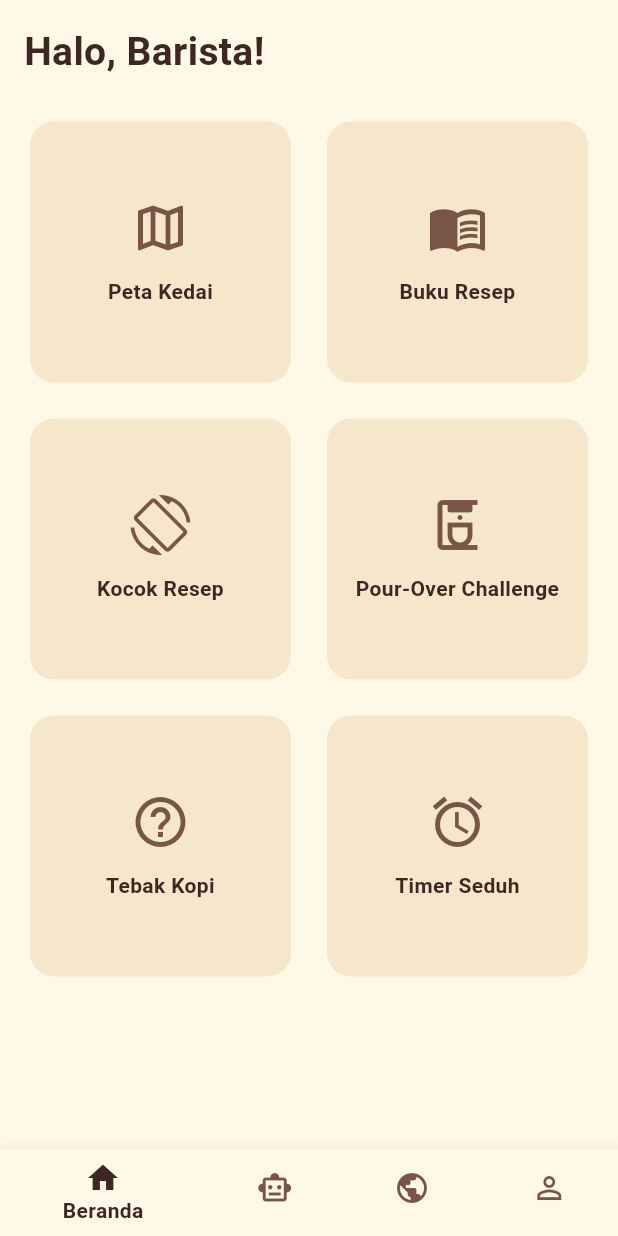
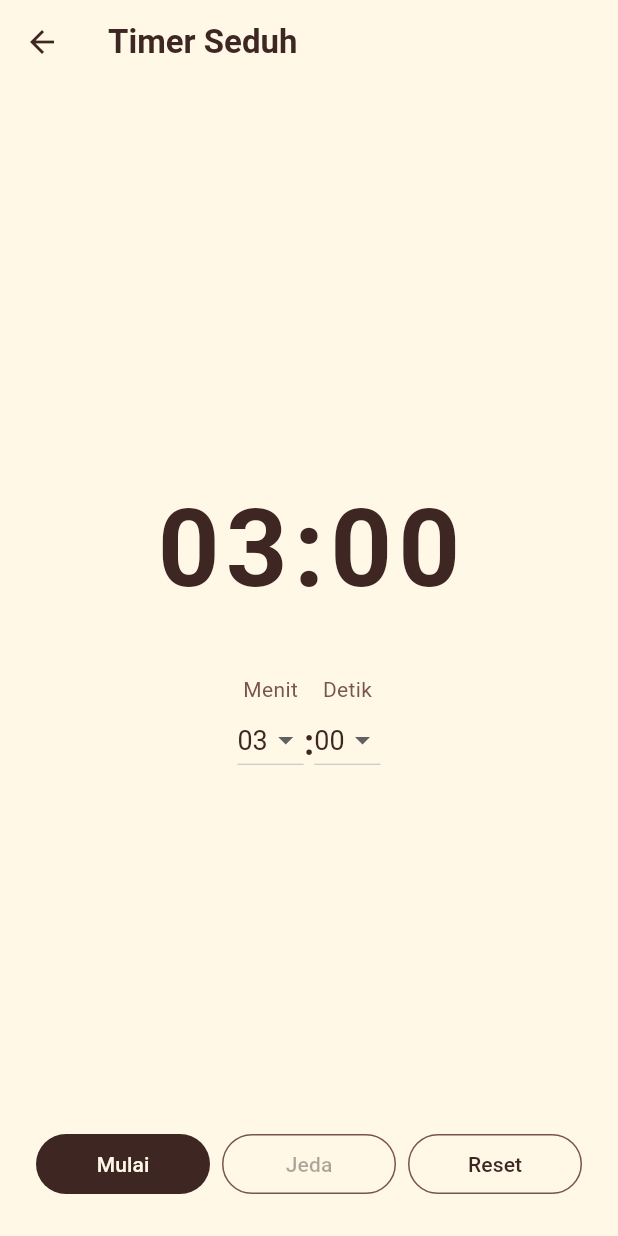
Before and after one commit to Dean897/brewmaster-hub, a Flutter app: the MainScreen screen opened directly, after a tap on "Timer Seduh", on a phone screen of 412 x 824 dp. Run offline on Flutter 3.47's test engine with Material 3 defaults, Android fonts, the light colour scheme and no system bars; our stand-ins replace supabase_flutter; accounts and stored records are empty.

Commit message:
feat: implementasi halaman timer seduh dengan logika countdown

```diff
--- a/lib/features/home/screens/home_tab.dart
+++ b/lib/features/home/screens/home_tab.dart
@@ -1,6 +1,7 @@
 import 'package:flutter/material.dart';
 
 import '../../../core/theme/app_colors.dart';
+import 'timer_screen.dart';
 
 class HomeTab extends StatelessWidget {
   const HomeTab({super.key});
@@ -41,7 +42,16 @@ class HomeTab extends StatelessWidget {
                 _MenuCard(
                   icon: menu.icon,
                   title: menu.title,
-                  onTap: () {},
+                  onTap: menu.title == 'Timer Seduh'
+                      ? () {
+                          Navigator.push(
+                            context,
+                            MaterialPageRoute<void>(
+                              builder: (context) => const TimerScreen(),
+                            ),
+                          );
+                        }
+                      : () {},
                 ),
             ],
           ),
--- /dev/null
+++ b/lib/features/home/screens/timer_screen.dart
@@ -0,0 +1,266 @@
+import 'dart:async';
+
+import 'package:flutter/material.dart';
+
+import '../../../core/theme/app_colors.dart';
+
+class TimerScreen extends StatefulWidget {
+  const TimerScreen({super.key});
+
+  @override
+  State<TimerScreen> createState() => _TimerScreenState();
+}
+
+class _TimerScreenState extends State<TimerScreen> {
+  Timer? _timer;
+  int _selectedMinutes = 3;
+  int _selectedSeconds = 0;
+  int _remainingSeconds = 180;
+  bool _isRunning = false;
+
+  String get _formattedTime {
+    final minutes = (_remainingSeconds ~/ 60).toString().padLeft(2, '0');
+    final seconds = (_remainingSeconds % 60).toString().padLeft(2, '0');
+    return '$minutes:$seconds';
+  }
+
+  void _startTimer() {
+    if (_isRunning || _remainingSeconds <= 0) {
+      return;
+    }
+
+    setState(() {
+      _isRunning = true;
+    });
+
+    _timer = Timer.periodic(const Duration(seconds: 1), (_) {
+      if (_remainingSeconds <= 1) {
+        _timer?.cancel();
+        setState(() {
+          _remainingSeconds = 0;
+          _isRunning = false;
+        });
+        _showFinishedDialog();
+        return;
+      }
+
+      setState(() {
+        _remainingSeconds--;
+      });
+    });
+  }
+
+  void _pauseTimer() {
+    _timer?.cancel();
+    setState(() {
+      _isRunning = false;
+    });
+  }
+
+  void _resetTimer() {
+    _timer?.cancel();
+    setState(() {
+      _isRunning = false;
+      _remainingSeconds = (_selectedMinutes * 60) + _selectedSeconds;
+    });
+  }
+
+  void _updateDuration() {
+    if (_isRunning) {
+      return;
+    }
+
+    setState(() {
+      _remainingSeconds = (_selectedMinutes * 60) + _selectedSeconds;
+    });
+  }
+
+  Future<void> _showFinishedDialog() async {
+    await showDialog<void>(
+      context: context,
+      barrierDismissible: false,
+      builder: (context) {
+        return AlertDialog(
+          title: const Text('Waktu Seduh Selesai!'),
+          content: const Text('Kopi Anda sudah siap.'),
+          actions: [
+            FilledButton(
+              onPressed: () => Navigator.of(context).pop(),
+              style: FilledButton.styleFrom(
+                backgroundColor: AppColors.darkCoffee,
+                foregroundColor: AppColors.ivoryWhite,
+              ),
+              child: const Text('Matikan'),
+            ),
+          ],
+        );
+      },
+    );
+  }
+
+  @override
+  void dispose() {
+    _timer?.cancel();
+    super.dispose();
+  }
+
+  @override
+  Widget build(BuildContext context) {
+    return Scaffold(
+      appBar: AppBar(
+        title: const Text('Timer Seduh'),
+        backgroundColor: AppColors.ivoryWhite,
+        foregroundColor: AppColors.darkCoffee,
+        leading: IconButton(
+          icon: const Icon(Icons.arrow_back),
+          onPressed: () => Navigator.of(context).pop(),
+        ),
+      ),
+      backgroundColor: AppColors.ivoryWhite,
+      body: SafeArea(
+        child: Padding(
+          padding: const EdgeInsets.all(24),
+          child: Column(
+            children: [
+              const Spacer(),
+              Text(
+                _formattedTime,
+                style: const TextStyle(
+                  color: AppColors.darkCoffee,
+                  fontSize: 72,
+                  fontWeight: FontWeight.bold,
+                  letterSpacing: 4,
+                ),
+              ),
+              const SizedBox(height: 32),
+              Row(
+                mainAxisAlignment: MainAxisAlignment.center,
+                children: [
+                  _DurationPicker(
+                    label: 'Menit',
+                    value: _selectedMinutes,
+                    values: List.generate(60, (index) => index),
+                    onChanged: (value) {
+                      if (value == null) {
+                        return;
+                      }
+                      setState(() {
+                        _selectedMinutes = value;
+                      });
+                      _updateDuration();
+                    },
+                  ),
+                  const Padding(
+                    padding: EdgeInsets.only(top: 24),
+                    child: Text(
+                      ':',
+                      style: TextStyle(
+                        color: AppColors.darkCoffee,
+                        fontSize: 24,
+                        fontWeight: FontWeight.bold,
+                      ),
+                    ),
+                  ),
+                  _DurationPicker(
+                    label: 'Detik',
+                    value: _selectedSeconds,
+                    values: List.generate(60, (index) => index),
+                    onChanged: (value) {
+                      if (value == null) {
+                        return;
+                      }
+                      setState(() {
+                        _selectedSeconds = value;
+                      });
+                      _updateDuration();
+                    },
+                  ),
+                ],
+              ),
+              const Spacer(),
+              Row(
+                children: [
+                  Expanded(
+                    child: FilledButton(
+                      onPressed: _isRunning ? null : _startTimer,
+                      style: FilledButton.styleFrom(
+                        backgroundColor: AppColors.darkCoffee,
+                        foregroundColor: AppColors.ivoryWhite,
+                      ),
+                      child: const Text('Mulai'),
+                    ),
+                  ),
+                  const SizedBox(width: 8),
+                  Expanded(
+                    child: OutlinedButton(
+                      onPressed: _isRunning ? _pauseTimer : null,
+                      style: OutlinedButton.styleFrom(
+                        foregroundColor: AppColors.darkCoffee,
+                        side: const BorderSide(color: AppColors.mediumCoffee),
+                      ),
+                      child: const Text('Jeda'),
+                    ),
+                  ),
+                  const SizedBox(width: 8),
+                  Expanded(
+                    child: OutlinedButton(
+                      onPressed: _resetTimer,
+                      style: OutlinedButton.styleFrom(
+                        foregroundColor: AppColors.darkCoffee,
+                        side: const BorderSide(color: AppColors.mediumCoffee),
+                      ),
+                      child: const Text('Reset'),
+                    ),
+                  ),
+                ],
+              ),
+            ],
+          ),
+        ),
+      ),
+    );
+  }
+}
+
+class _DurationPicker extends StatelessWidget {
+  const _DurationPicker({
+    required this.label,
+    required this.value,
+    required this.values,
+    required this.onChanged,
+  });
+
+  final String label;
+  final int value;
+  final List<int> values;
+  final ValueChanged<int?> onChanged;
+
+  @override
+  Widget build(BuildContext context) {
+    return Column(
+      children: [
+        Text(
+          label,
+          style: const TextStyle(color: AppColors.mediumCoffee),
+        ),
+        DropdownButton<int>(
+          value: value,
+          dropdownColor: AppColors.ivoryWhite,
+          style: const TextStyle(
+            color: AppColors.darkCoffee,
+            fontSize: 18,
+          ),
+          items: values
+              .map(
+                (item) => DropdownMenuItem<int>(
+                  value: item,
+                  child: Text(item.toString().padLeft(2, '0')),
+                ),
+              )
+              .toList(),
+          onChanged: onChanged,
+        ),
+      ],
+    );
+  }
+}
```
